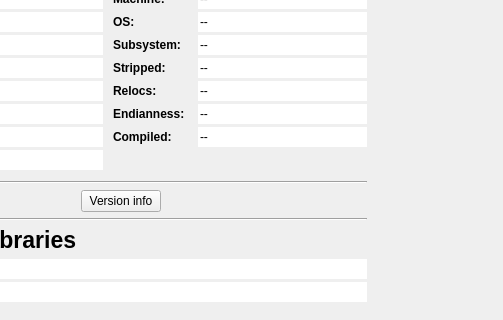
Qt form src/widgets/Dashboard.ui (rizinorg/cutter) before a commit; both pictures show x 552 to 1055 and y 119 to 439 of the 1055 by 999 pixel window.
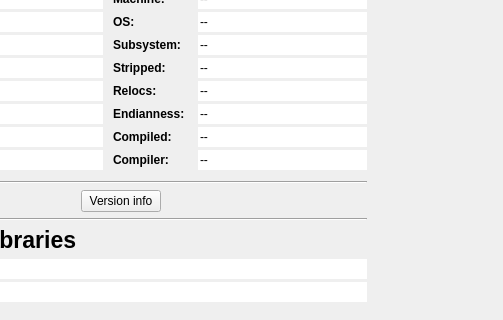
The same form after that commit.

Commit message: Add compiler information to dashboard

```diff
--- a/src/widgets/Dashboard.ui
+++ b/src/widgets/Dashboard.ui
@@ -56,7 +56,7 @@
          <x>0</x>
          <y>0</y>
          <width>1055</width>
-         <height>979</height>
+         <height>982</height>
         </rect>
        </property>
        <layout class="QHBoxLayout" name="horizontalLayout_5">
@@ -839,6 +839,29 @@
                  </property>
                 </widget>
                </item>
+               <item row="9" column="0">
+                <widget class="QLabel" name="label_5">
+                 <property name="font">
+                  <font>
+                   <weight>75</weight>
+                   <bold>true</bold>
+                  </font>
+                 </property>
+                 <property name="text">
+                  <string>Compiler:</string>
+                 </property>
+                </widget>
+               </item>
+               <item row="9" column="1">
+                <widget class="QLineEdit" name="compilerEdit">
+                 <property name="text">
+                  <string>--</string>
+                 </property>
+                 <property name="frame">
+                  <bool>false</bool>
+                 </property>
+                </widget>
+               </item>
               </layout>
              </item>
             </layout>
```
The commit also changes 1 other file.
